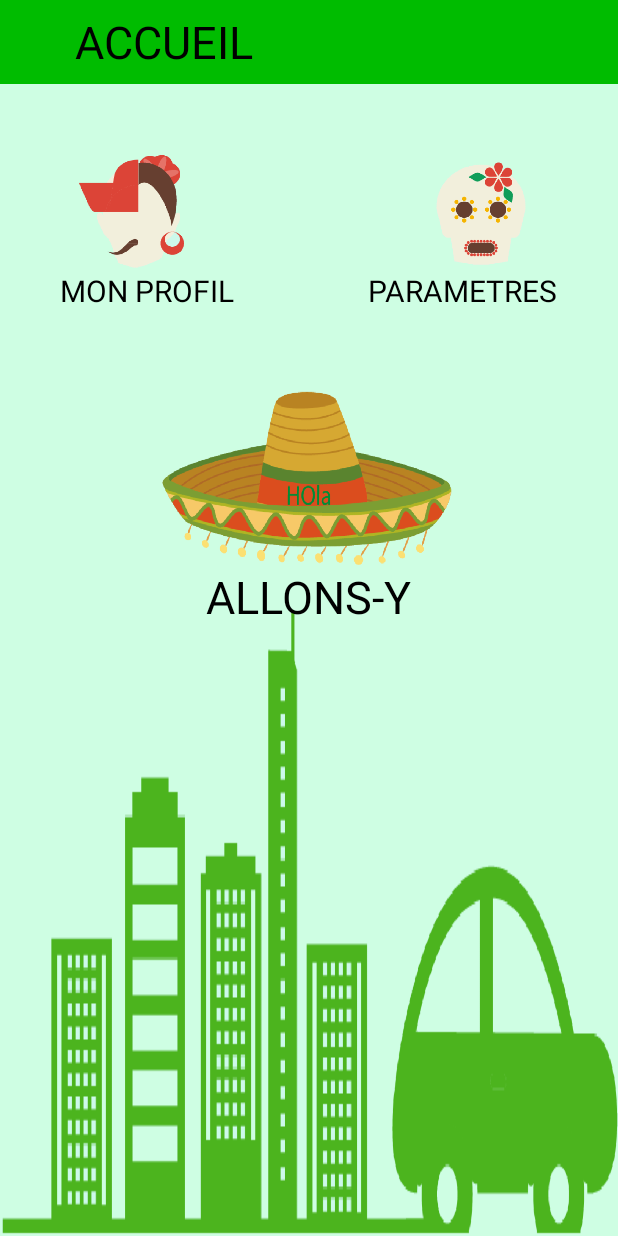
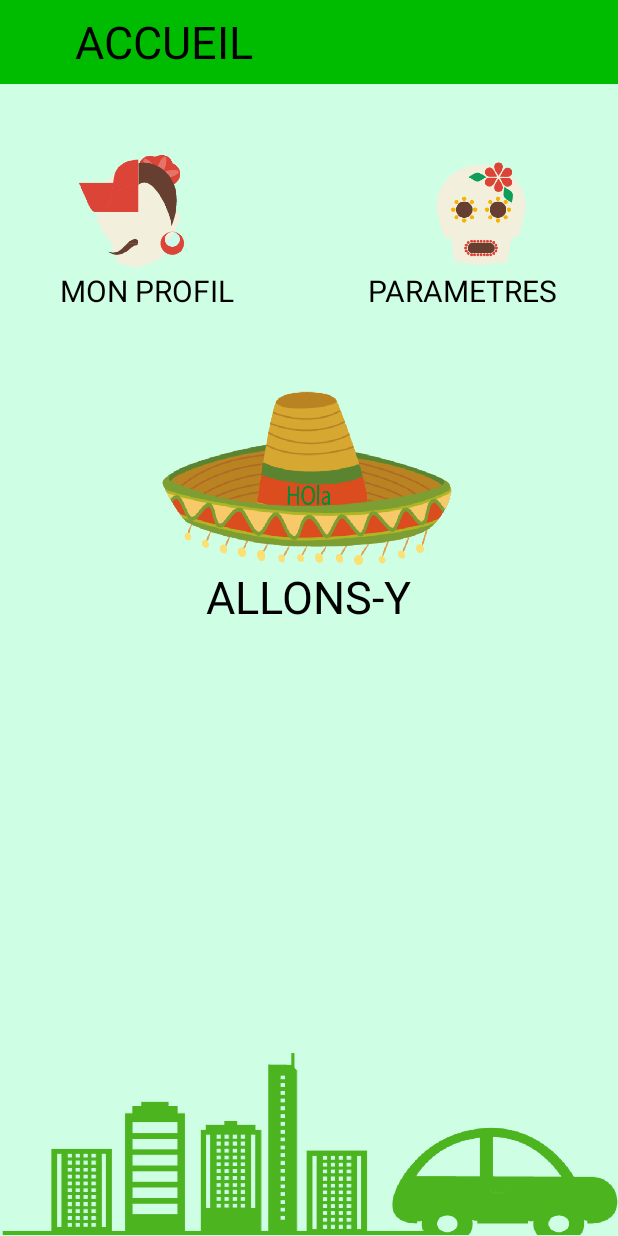
Before and after one commit to AnneMaelle/LocationUpdates, an Android app: the screen it shows after launch (Accueil), on a phone screen of 412 x 824 dp. Run offline under Robolectric (Android 15) with nearby library versions, the phone set to English and light mode, and no system bars.

Commit message:
Maj Accueil

```diff
--- a/app/src/main/res/layout/activity_accueil.xml
+++ b/app/src/main/res/layout/activity_accueil.xml
@@ -26,7 +26,7 @@
     <ImageView
         android:id="@+id/backgroundDeco"
         android:layout_width="match_parent"
-        android:layout_height="wrap_content"
+        android:layout_height="130dp"
         android:layout_alignParentBottom="true"
         android:layout_alignParentLeft="true"
         android:background="@drawable/background"/>
```
